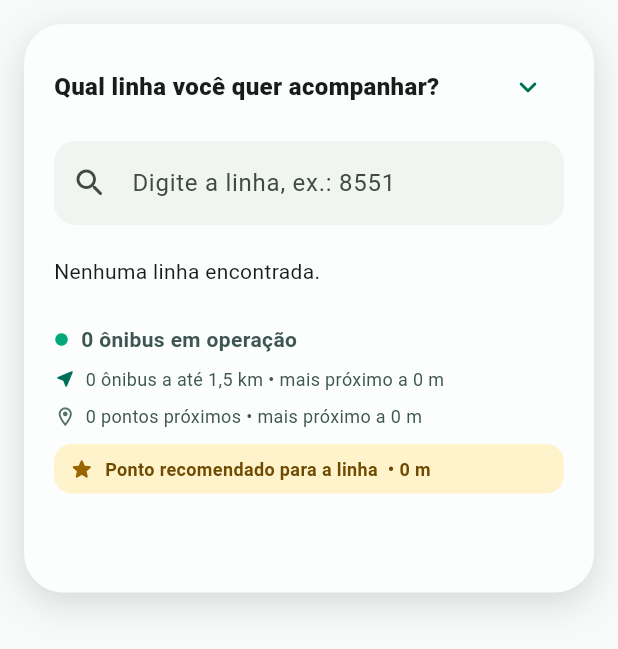
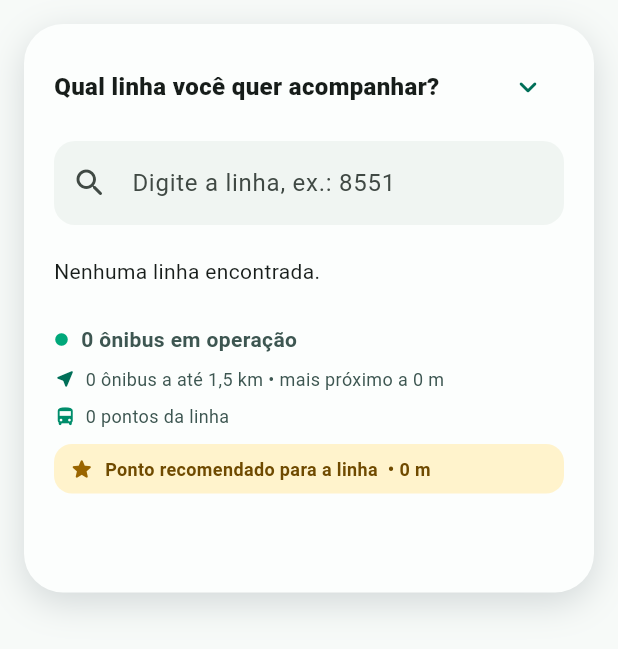
Before and after one commit to MiguelValadao/E-o-Balaio-EOB, a Flutter app: the LinePanel widget shown alone on an empty page, opened directly with empty values, on a phone screen of 412 x 824 dp. Shown: the top 649 px of the screen. Run offline on Flutter 3.47's test engine with Material 3 defaults, Android fonts, the phone set to English and light mode, and no system bars; our stand-ins replace device_preview, flutter_map, geolocator, latlong2; network calls fail.

Commit message:
feat(live-tracking): show only stops served by selected line
Replace neutral nearby-stop markers with line-specific stop markers to
reduce map clutter and make the selected route easier to understand.

- add selectedLineStops to BusStopController
- filter physical bus stops by the currently selected bus line
- expose all stops served by the chosen line, even when they are outside
  the nearby-stop radius
- update the map to render only selected-line stops
- remove gray/neutral bus-stop marker behavior
- render matching stops in green
- keep the closest selected-line stop highlighted in gold as the
  recommended boarding stop
- update the line panel to show the total number of stops for the
  selected line instead of nearby neutral-stop information
- update controller coverage to verify non-matching stops are excluded
  and all matching stops remain available

Tested:
- flutter test test/bus_stop_controller_test.dart -r expanded

```diff
--- a/lib/features/live_tracking/presentation/widgets/live_map_widgets.dart
+++ b/lib/features/live_tracking/presentation/widgets/live_map_widgets.dart
@@ -98,8 +98,7 @@ class LinePanel extends StatelessWidget {
     required this.locationMessage,
     required this.nearbyCount,
     required this.nearestDistanceMeters,
-    required this.nearbyStopCount,
-    required this.nearestStopDistanceMeters,
+    required this.lineStopCount,
     required this.recommendedStopDistanceMeters,
     required this.onLineSelected,
     required this.onLineQueryChanged,
@@ -115,8 +114,7 @@ class LinePanel extends StatelessWidget {
   final String? locationMessage;
   final int? nearbyCount;
   final double? nearestDistanceMeters;
-  final int? nearbyStopCount;
-  final double? nearestStopDistanceMeters;
+  final int? lineStopCount;
   final double? recommendedStopDistanceMeters;
   final ValueChanged<String> onLineSelected;
   final ValueChanged<String> onLineQueryChanged;
@@ -232,19 +230,19 @@ class LinePanel extends StatelessWidget {
               ],
             ),
           ],
-          if (nearestStopDistanceMeters != null) ...[
+          if (lineStopCount != null && selectedLine != null) ...[
             const SizedBox(height: 8),
             Row(
               children: [
                 const Icon(
-                  Icons.location_on_outlined,
+                  Icons.directions_bus_rounded,
                   size: 15,
-                  color: Color(0xFF55716A),
+                  color: Color(0xFF008D6B),
                 ),
                 const SizedBox(width: 6),
                 Expanded(
                   child: Text(
-                    '${nearbyStopCount ?? 0} pontos próximos • mais próximo a ${_distanceLabel(nearestStopDistanceMeters!)}',
+                    '$lineStopCount pontos da linha $selectedLine',
                     overflow: TextOverflow.ellipsis,
                     style: const TextStyle(
                       fontSize: 12,
@@ -471,14 +469,12 @@ class BusStopMarker extends StatelessWidget {
   const BusStopMarker({
     super.key,
     required this.stop,
-    required this.isSelectedLineStop,
     this.isRecommended = false,
     this.selectedLine,
     this.distanceMeters,
   });
 
   final BusStop stop;
-  final bool isSelectedLineStop;
   final bool isRecommended;
   final String? selectedLine;
   final double? distanceMeters;
@@ -487,17 +483,13 @@ class BusStopMarker extends StatelessWidget {
   Widget build(BuildContext context) {
     final color = isRecommended
         ? const Color(0xFFFFB300)
-        : isSelectedLineStop
-        ? const Color(0xFF008D6B)
-        : const Color(0xFF71817C);
+        : const Color(0xFF008D6B);
     final size = isRecommended ? 44.0 : 30.0;
     final lineDescription = selectedLine == null
         ? '${stop.lines.length} linha${stop.lines.length == 1 ? '' : 's'}'
         : isRecommended
         ? 'Ponto recomendado para a linha $selectedLine'
-        : isSelectedLineStop
-        ? 'Atende a linha $selectedLine'
-        : '${stop.lines.length} linha${stop.lines.length == 1 ? '' : 's'}';
+        : 'Atende a linha $selectedLine';
     return Tooltip(
       message:
           '$lineDescription${distanceMeters == null ? '' : ' • ${_distanceLabel(distanceMeters!)}'}',
```
Also changed, not shown: lib/features/live_tracking/application/bus_stop_controller.dart (+14 -0 lines), lib/features/live_tracking/presentation/live_map_page.dart (+7 -13 lines), 1 other file.
